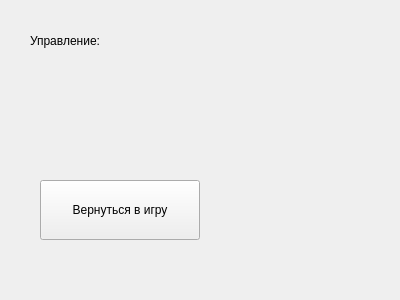
This is settings.ui in LevSvl/entClient as Qt 5 draws it before an edit. The edited form follows.
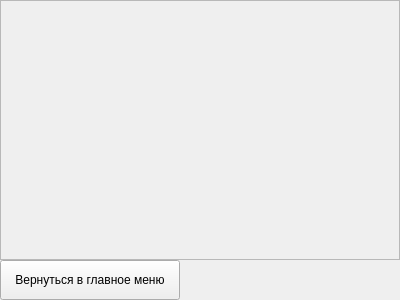
This is the edited form.

The edit to the form file:
```diff
--- a/settings.ui
+++ b/settings.ui
@@ -13,31 +13,41 @@
   <property name="windowTitle">
    <string>Menu</string>
   </property>
-  <widget class="QLabel" name="controls_label">
+  <widget class="QPushButton" name="settings_close_button">
    <property name="geometry">
     <rect>
-     <x>30</x>
-     <y>30</y>
-     <width>81</width>
-     <height>21</height>
+     <x>0</x>
+     <y>260</y>
+     <width>180</width>
+     <height>40</height>
     </rect>
    </property>
    <property name="text">
-    <string>Управление:</string>
+    <string>Вернуться в главное меню</string>
    </property>
   </widget>
-  <widget class="QPushButton" name="ingame_menu_close_button">
+  <widget class="QScrollArea" name="scrollArea">
    <property name="geometry">
     <rect>
-     <x>40</x>
-     <y>180</y>
-     <width>160</width>
-     <height>60</height>
+     <x>0</x>
+     <y>0</y>
+     <width>400</width>
+     <height>260</height>
     </rect>
    </property>
-   <property name="text">
-    <string>Вернуться в игру</string>
+   <property name="widgetResizable">
+    <bool>true</bool>
    </property>
+   <widget class="QWidget" name="scrollAreaWidgetContents">
+    <property name="geometry">
+     <rect>
+      <x>0</x>
+      <y>0</y>
+      <width>398</width>
+      <height>258</height>
+     </rect>
+    </property>
+   </widget>
   </widget>
  </widget>
  <resources/>
```
